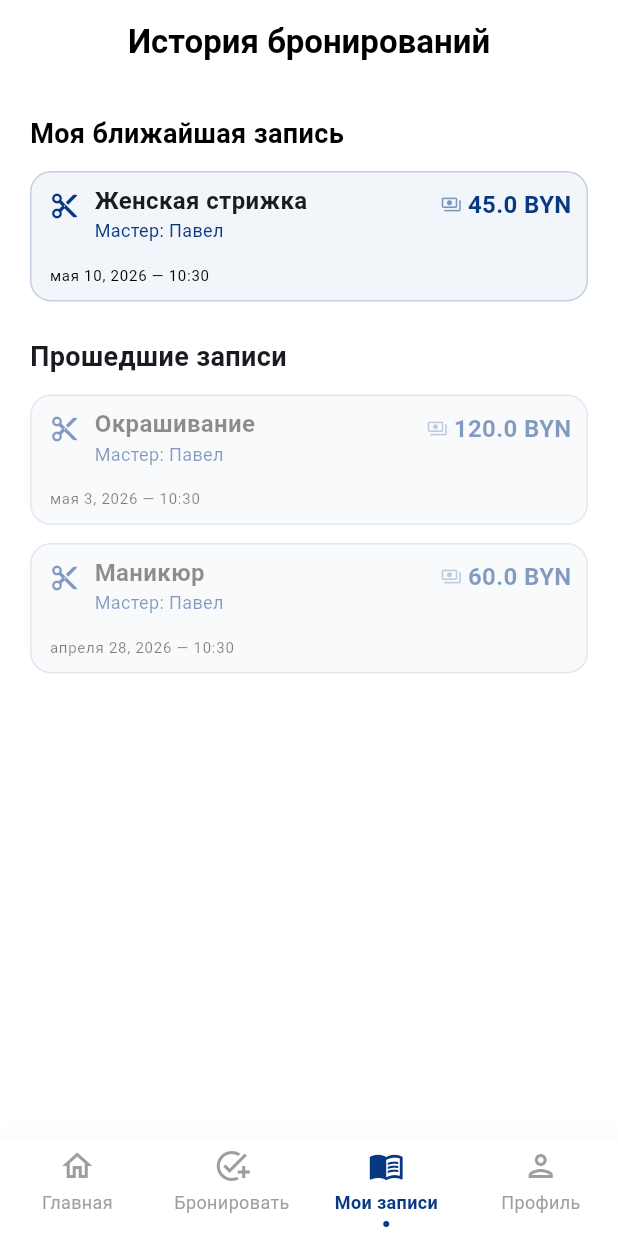
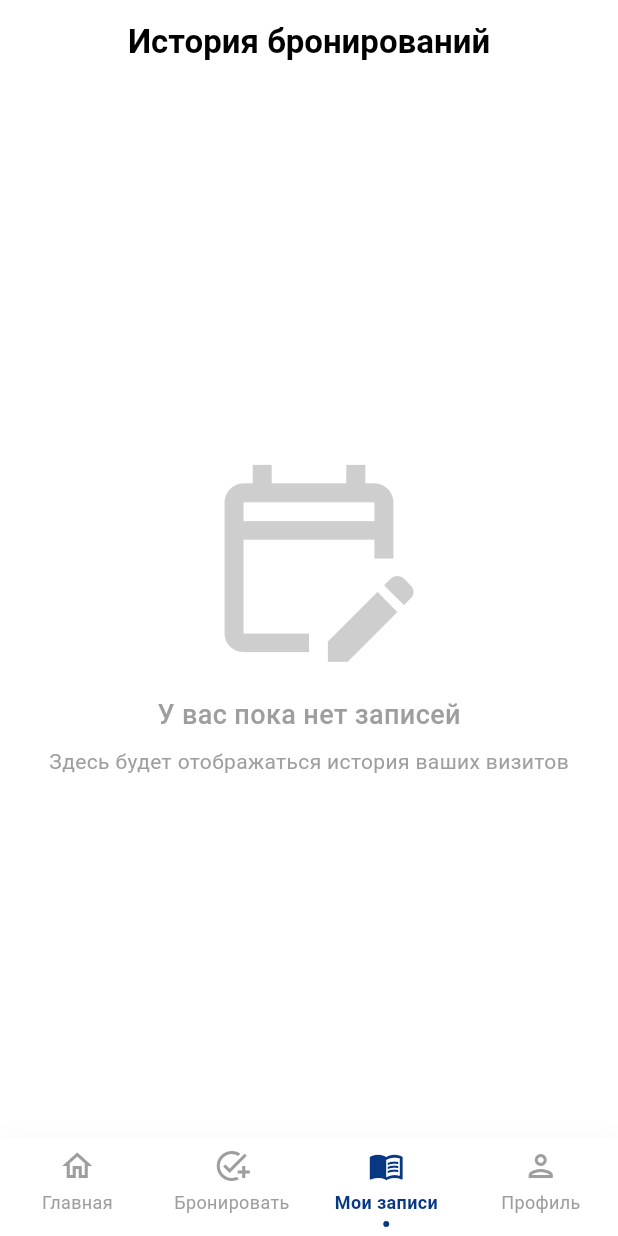
Before and after one commit to MagicKode/salon_app, a Flutter app: the screen it shows after launch, item 3 of the bottom bar chosen, on a phone screen of 412 x 824 dp. Run offline on Flutter 3.47's test engine with Material 3 defaults, Android fonts, the phone set to English and light mode, and no system bars; our stand-ins replace expandable_text, flutter_bloc, flutter_map, geolocator, latlong2; Roboto replaces fonts that are missing (Montserrat).

Commit message:
refactoring of history booking

```diff
--- a/lib/feature/core/historyscreen/domain/booking_mock_data.dart
+++ b/lib/feature/core/historyscreen/domain/booking_mock_data.dart
@@ -2,23 +2,23 @@ import '../../../checkout/domain/booking_entity.dart';
 
 class BookingMockData {
   static List<BookingEntity> get history => [
-    BookingEntity(
-      serviceName: "Женская стрижка",
-      masterName: "Павел",
-      dateTime: DateTime.now().add(const Duration(days: 2)),
-      price: 45,
-    ),
-    BookingEntity(
-      serviceName: "Окрашивание",
-      masterName: "Павел",
-      dateTime: DateTime.now().subtract(const Duration(days: 5)),
-      price: 120,
-    ),
-    BookingEntity(
-      serviceName: "Маникюр",
-      masterName: "Павел",
-      dateTime: DateTime.now().subtract(const Duration(days: 10)),
-      price: 60
-    ),
+    // BookingEntity(
+    //   serviceName: "Женская стрижка",
+    //   masterName: "Павел",
+    //   dateTime: DateTime.now().add(const Duration(days: 2)),
+    //   price: 45,
+    // ),
+    // BookingEntity(
+    //   serviceName: "Окрашивание",
+    //   masterName: "Павел",
+    //   dateTime: DateTime.now().subtract(const Duration(days: 5)),
+    //   price: 120,
+    // ),
+    // BookingEntity(
+    //   serviceName: "Маникюр",
+    //   masterName: "Павел",
+    //   dateTime: DateTime.now().subtract(const Duration(days: 10)),
+    //   price: 60
+    // ),
   ];
 }
--- a/lib/feature/core/historyscreen/history_body.dart
+++ b/lib/feature/core/historyscreen/history_body.dart
@@ -1,7 +1,8 @@
 import 'package:flutter/material.dart';
 import 'package:salon_flutter/feature/core/historyscreen/sections/activebooking/active_booking_section.dart';
+import 'package:salon_flutter/uikit/strings/app_strings.dart';
 
-import '../../checkout/domain/booking_entity.dart';
+import '../../../uikit/colors/app_colors.dart';
 import 'domain/booking_mock_data.dart';
 import 'sections/historylist/history_list_section.dart';
 
@@ -12,20 +13,47 @@ class HistoryBody extends StatelessWidget {
   Widget build(BuildContext context) {
     final allBookings = BookingMockData.history;
 
-    final nearestBooking = allBookings.isNotEmpty ? allBookings.first : null;
+    // 1. Обработка пустого состояния
+    if (allBookings.isEmpty) {
+      return Center(
+        child: Column(
+          mainAxisAlignment: MainAxisAlignment.center,
+          children: [
+            // Красивая иконка календаря в серых тонах
+            Icon(
+              Icons.edit_calendar_outlined,
+              size: 150,
+              color: AppColors.primaryGrey.withOpacity(0.5),
+            ),
+            const SizedBox(height: 16),
+            Text(
+              AppStrings.historyIsEmpty,
+              style: TextStyle(
+                fontSize: 18,
+                fontWeight: FontWeight.w500,
+                color: AppColors.primaryGrey,
+              ),
+            ),
+            const SizedBox(height: 8),
+            const Text(
+              AppStrings.hereWillBeYourBookingStory,
+              style: TextStyle(fontSize: 14, color: AppColors.primaryGrey),
+            ),
+          ],
+        ),
+      );
+    }
 
-    final List<BookingEntity> otherBookings = allBookings.isNotEmpty
-        ? allBookings.skip(1).toList().cast<BookingEntity>()
-        : [];
+    // 2. Логика разделения (как у тебя была)
+    final nearestBooking = allBookings.first;
+    final otherBookings = allBookings.skip(1).toList();
 
+    // 3. Основной контент
     return ListView(
       padding: const EdgeInsets.all(20),
       children: [
-        if (nearestBooking != null)
-          ActiveBookingSection(booking: nearestBooking),
-
+        ActiveBookingSection(booking: nearestBooking),
         const SizedBox(height: 24),
-
         if (otherBookings.isNotEmpty)
           HistoryListSection(bookings: otherBookings),
       ],
--- a/lib/feature/core/historyscreen/sections/activebooking/active_booking_section.dart
+++ b/lib/feature/core/historyscreen/sections/activebooking/active_booking_section.dart
@@ -2,8 +2,8 @@ import 'package:flutter/material.dart';
 import 'package:salon_flutter/uikit/strings/app_strings.dart';
 import 'package:salon_flutter/uikit/widgets/card/history_booking_card.dart';
 
+import '../../../../../uikit/colors/app_colors.dart';
 import '../../../../checkout/domain/booking_entity.dart';
-import '../../domain/booking_mock_data.dart';
 
 class ActiveBookingSection extends StatelessWidget {
   final BookingEntity booking;
@@ -20,11 +20,11 @@ class ActiveBookingSection extends StatelessWidget {
           style: TextStyle(
             fontSize: 18,
             fontWeight: FontWeight.bold,
-            color: Colors.black,
+            color: AppColors.primaryBlack,
           ),
         ),
         const SizedBox(height: 12),
-        HistoryBookingCard(booking: BookingMockData.history.first),
+        HistoryBookingCard(booking: booking),
       ],
     );
   }
--- a/lib/uikit/strings/app_strings.dart
+++ b/lib/uikit/strings/app_strings.dart
@@ -173,9 +173,11 @@ class AppStrings {
   static const String thanksForYourFeedback = "Спасибо за ваш отзыв!";
 
   // History of services
-  static const String historyIsEmpty = "История бронирований пуста";
+  static const String historyIsEmpty = "У вас пока нет записей";
+  static const String hereWillBeYourBookingStory = "Здесь будет отображаться история ваших визитов";
   static const String pastBooking = "Прошедшие записи";
   static const String recentBooking = "Моя ближайшая запись";
+
 
   // BottomNavigation bar
   static const String navHome = "Главная";
```
